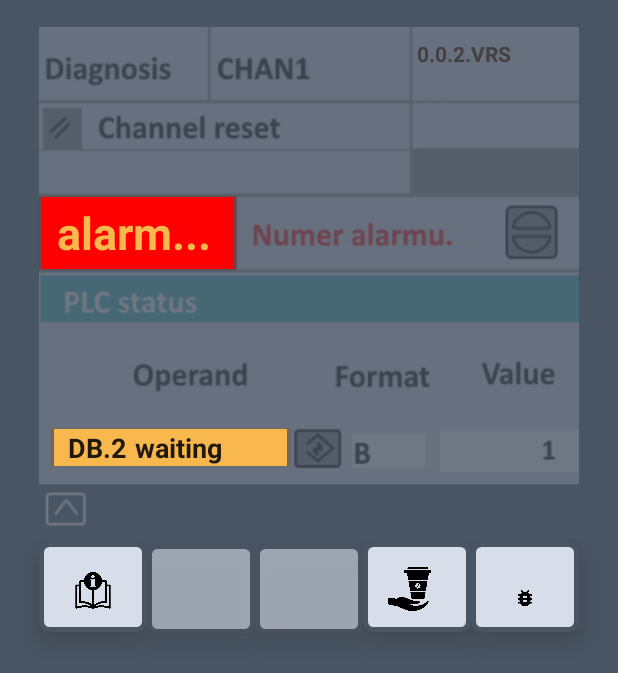
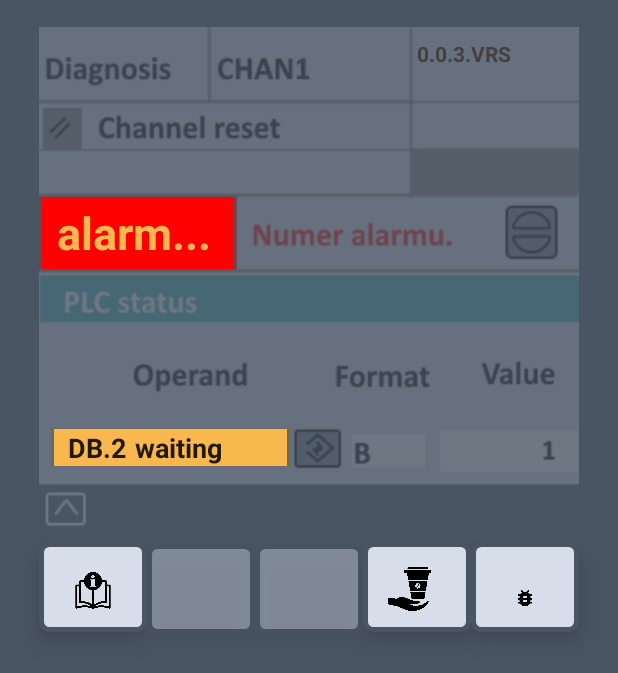
Before and after one commit to danex11/calculator840D_frontend, an Android app: the screen it shows after launch (MainActivity), on a phone screen of 412 x 824 dp. Shown: the top 673 px of the screen. Run offline under Robolectric (Android 15) with nearby library versions, the phone set to English and light mode, and no system bars; our stand-ins replace AdMob; 1 statement that could not run was skipped.

Commit message:
splashscreen 20220809

```diff
--- a/app/build.gradle
+++ b/app/build.gradle
@@ -12,7 +12,7 @@ android {
 
         minSdkVersion 23
         targetSdkVersion 31
-        versionCode 3
+        versionCode 5
         versionName = "@string/version"
 
         testInstrumentationRunner "androidx.test.runner.AndroidJUnitRunner"
--- a/app/src/main/AndroidManifest.xml
+++ b/app/src/main/AndroidManifest.xml
@@ -4,6 +4,7 @@
     android:windowSoftInputMode="stateVisible" >
 
     <uses-permission android:name="android.permission.INTERNET" />
+    <uses-permission android:name="com.google.android.gms.permission.AD_ID" />
     <application
         android:allowBackup="true"
         android:icon="@mipmap/ic_launcher"
--- a/app/src/main/res/layout/calculator.xml
+++ b/app/src/main/res/layout/calculator.xml
@@ -149,7 +149,7 @@
         android:layout_width="72dp"
         android:layout_height="60dp"
         android:layout_marginTop="1dp"
-        android:alpha="0.6"
+        android:alpha="0.4"
         android:background="@drawable/button_inactive_background"
         android:elevation="10dp"
         android:paddingTop="25dp"
@@ -165,7 +165,7 @@
         android:layout_width="72dp"
         android:layout_height="60dp"
         android:layout_marginTop="1dp"
-        android:alpha="0.6"
+        android:alpha="0.4"
         android:background="@drawable/button_inactive_background"
         android:elevation="10dp"
         android:paddingTop="25dp"
@@ -195,7 +195,7 @@
         android:layout_alignParentBottom="true"
         android:layout_centerHorizontal="true"
         app:adSize="SMART_BANNER"
-        app:adUnitId="/6499/example/banner"
+        app:adUnitId="ca-app-pub-9180007219356993/7676192654"
         app:layout_constraintBottom_toBottomOf="parent"
         app:layout_constraintEnd_toEndOf="parent"
         app:layout_constraintStart_toStartOf="parent"></com.google.android.gms.ads.AdView>
--- a/app/src/main/res/values/strings.xml
+++ b/app/src/main/res/values/strings.xml
@@ -1,5 +1,5 @@
 <?xml version="1.0" encoding="utf-8"?><!-- version-->
-<!DOCTYPE resources [<!ENTITY vers "0.0.2">]>
+<!DOCTYPE resources [<!ENTITY vers "0.0.3">]>
 
 <resources>
     <string name="app_name">Alarms Calculator 840D</string>
```
Also changed, not shown: app/src/main/res/drawable/logoplate.9.png.
